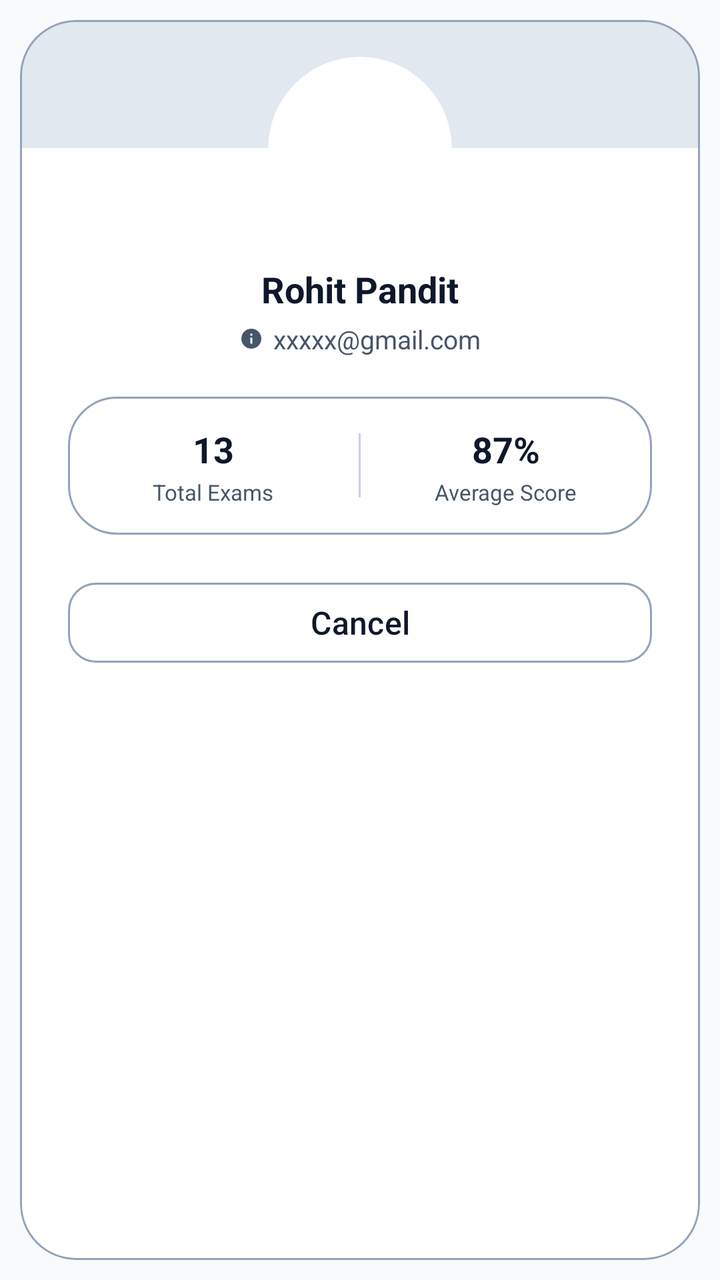
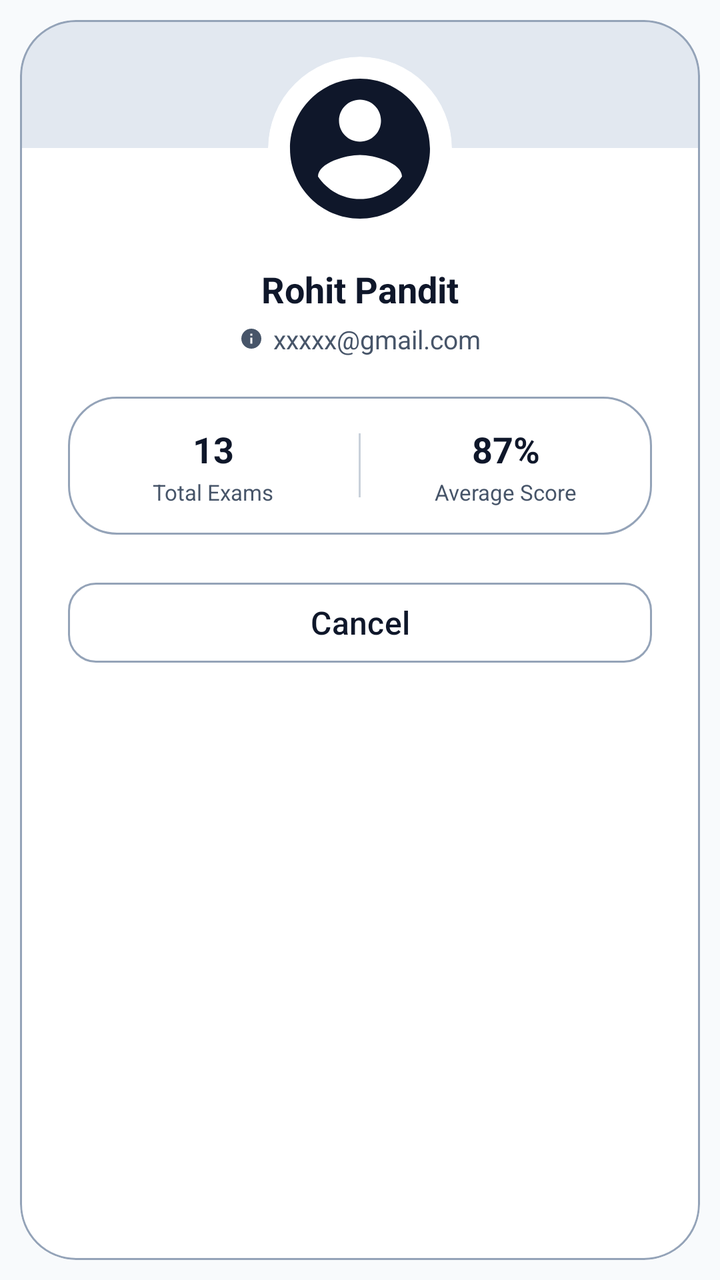

Two renders of the same Android screen: before a commit and after it. Below are the layout's source before the change and the commit's diff.
<!-- AndroidManifest.xml: application theme Theme.TestMaster -->
<!-- res/layout/popup_leadeboard_details.xml -->
<?xml version="1.0" encoding="utf-8"?>
<androidx.constraintlayout.widget.ConstraintLayout xmlns:android="http://schemas.android.com/apk/res/android"
    xmlns:app="http://schemas.android.com/apk/res-auto"
    android:layout_width="match_parent"
    android:layout_height="wrap_content"
    android:background="@android:color/transparent"
    android:padding="10dp">

    <com.google.android.material.card.MaterialCardView
        android:layout_width="match_parent"
        android:layout_height="match_parent"
        app:cardBackgroundColor="@color/surface"
        app:cardCornerRadius="28dp"
        app:cardElevation="0dp"
        app:layout_constraintBottom_toBottomOf="parent"
        app:layout_constraintEnd_toEndOf="parent"
        app:layout_constraintStart_toStartOf="parent"
        app:layout_constraintTop_toTopOf="parent"
        app:strokeColor="@color/outline"
        app:strokeWidth="1dp">

        <LinearLayout
            android:layout_width="match_parent"
            android:layout_height="wrap_content"
            android:orientation="vertical">

            
            <View
                android:layout_width="match_parent"
                android:layout_height="64dp"
                android:background="@color/surfaceVariant" />

            
            <FrameLayout
                android:layout_width="match_parent"
                android:layout_height="wrap_content"
                android:layout_marginTop="-46dp">

                <androidx.cardview.widget.CardView
                    android:layout_width="92dp"
                    android:layout_height="92dp"
                    android:layout_gravity="center_horizontal"
                    app:cardBackgroundColor="@color/surface"
                    app:cardCornerRadius="46dp"
                    app:cardElevation="0dp">

                    <androidx.cardview.widget.CardView
                        android:layout_width="match_parent"
                        android:layout_height="match_parent"
                        android:layout_margin="4dp"
                        android:background="@color/accent"
                        app:cardCornerRadius="42dp"
                        app:cardElevation="0dp">

                        <ImageView
                            android:id="@+id/iv_stu_img"
                            android:layout_width="match_parent"
                            android:layout_height="match_parent"
                            android:padding="20dp"
                            android:src="@drawable/baseline_person_24"
                            app:tint="@color/surface" />
                    </androidx.cardview.widget.CardView>
                </androidx.cardview.widget.CardView>
            </FrameLayout>

            <LinearLayout
                android:layout_width="match_parent"
                android:layout_height="wrap_content"
                android:layout_marginTop="12dp"
                android:gravity="center"
                android:orientation="vertical"
                android:paddingHorizontal="24dp">

                <TextView
                    android:id="@+id/tv_username"
                    android:layout_width="wrap_content"
                    android:layout_height="wrap_content"
                    android:text="Rohit Pandit"
                    android:textColor="@color/onSurface"
                    android:textSize="18sp"
                    android:textStyle="bold" />

                <LinearLayout
                    android:layout_width="wrap_content"
                    android:layout_height="wrap_content"
                    android:layout_marginTop="4dp"
                    android:gravity="center_vertical"
                    android:orientation="horizontal">

                    <ImageView
                        android:layout_width="12dp"
                        android:layout_height="12dp"
                        android:src="@drawable/baseline_info_24"
                        app:tint="@color/onSurfaceVariant" />

                    <TextView
                        android:id="@+id/tv_email"
                        android:layout_width="wrap_content"
                        android:layout_height="wrap_content"
                        android:layout_marginStart="5dp"
                        android:text="xxxxx@gmail.com"
                        android:textColor="@color/onSurfaceVariant"
                        android:textSize="13sp" />
                </LinearLayout>

                
                <LinearLayout
                    android:layout_width="match_parent"
                    android:layout_height="wrap_content"
                    android:layout_marginTop="20dp"
                    android:background="@drawable/bg_card_surface_variant"
                    android:gravity="center_vertical"
                    android:orientation="horizontal"
                    android:paddingVertical="14dp">

                    <LinearLayout
                        android:layout_width="0dp"
                        android:layout_height="wrap_content"
                        android:layout_weight="1"
                        android:gravity="center"
                        android:orientation="vertical">

                        <TextView
                            android:id="@+id/tv_total_exams"
                            android:layout_width="wrap_content"
                            android:layout_height="wrap_content"
                            android:text="13"
                            android:textColor="@color/onSurface"
                            android:textSize="18sp"
                            android:textStyle="bold" />

                        <TextView
                            android:layout_width="wrap_content"
                            android:layout_height="wrap_content"
                            android:layout_marginTop="2dp"
                            android:text="Total Exams"
                            android:textColor="@color/onSurfaceVariant"
                            android:textSize="11sp" />
                    </LinearLayout>

                    <View
                        android:layout_width="1dp"
                        android:layout_height="32dp"
                        android:alpha="0.5"
                        android:background="@color/outline" />

                    <LinearLayout
                        android:layout_width="0dp"
                        android:layout_height="wrap_content"
                        android:layout_weight="1"
                        android:gravity="center"
                        android:orientation="vertical">

                        <TextView
                            android:id="@+id/tv_average_score"
                            android:layout_width="wrap_content"
                            android:layout_height="wrap_content"
                            android:text="87%"
                            android:textColor="@color/onSurface"
                            android:textSize="18sp"
                            android:textStyle="bold" />

                        <TextView
                            android:layout_width="wrap_content"
                            android:layout_height="wrap_content"
                            android:layout_marginTop="2dp"
                            android:text="Average Score"
                            android:textColor="@color/onSurfaceVariant"
                            android:textSize="11sp" />
                    </LinearLayout>
                </LinearLayout>

                
                <TextView
                    android:id="@+id/total_examAnd_percentage"
                    android:layout_width="0dp"
                    android:layout_height="0dp"
                    android:visibility="gone" />

                <com.google.android.material.button.MaterialButton
                    android:id="@+id/cancel_button"
                    style="@style/Widget.Material3.Button.OutlinedButton"
                    android:layout_width="match_parent"
                    android:layout_height="48dp"
                    android:layout_marginTop="20dp"
                    android:layout_marginBottom="20dp"
                    android:text="Cancel"
                    android:textColor="@color/onSurface"
                    android:textSize="16sp"
                    app:cornerRadius="14dp"
                    app:strokeColor="@color/outline" />
            </LinearLayout>
        </LinearLayout>
    </com.google.android.material.card.MaterialCardView>

</androidx.constraintlayout.widget.ConstraintLayout>
<!-- resources referenced by this layout -->
<resources>
  <color name="accent">#334155</color>
  <color name="onSurface">#0F172A</color>
  <color name="onSurfaceVariant">#475569</color>
  <color name="outline">#94A3B8</color>
  <color name="surface">#FFFFFF</color>
  <color name="surfaceVariant">#E2E8F0</color>
  <!-- drawable baseline_info_24 (drawable) -->
  <vector android:height="24dp" android:tint="#000000"
      android:viewportHeight="24" android:viewportWidth="24"
      android:width="24dp" xmlns:android="http://schemas.android.com/apk/res/android">
      <path android:fillColor="@android:color/white" android:pathData="M12,2C6.48,2 2,6.48 2,12s4.48,10 10,10 10,-4.48 10,-10S17.52,2 12,2zM13,17h-2v-6h2v6zM13,9h-2L11,7h2v2z"/>
  </vector>
  <!-- drawable baseline_person_24 (drawable) -->
  <vector android:height="24dp" android:tint="#000000"
      android:viewportHeight="24" android:viewportWidth="24"
      android:width="24dp" xmlns:android="http://schemas.android.com/apk/res/android">
      <path android:fillColor="@android:color/white" android:pathData="M12,12c2.21,0 4,-1.79 4,-4s-1.79,-4 -4,-4 -4,1.79 -4,4 1.79,4 4,4zM12,14c-2.67,0 -8,1.34 -8,4v2h16v-2c0,-2.66 -5.33,-4 -8,-4z"/>
  </vector>
  <!-- drawable bg_card_surface_variant (drawable) -->
  <?xml version="1.0" encoding="utf-8"?>
  <shape xmlns:android="http://schemas.android.com/apk/res/android"
      android:shape="rectangle">
      <solid android:color="@color/surface" />
      <stroke
          android:width="1dp"
          android:color="@color/outline" />
      <corners android:radius="24dp" />
  </shape>
  <style name="Theme.TestMaster" parent="Base.Theme.TestMaster" />
  <style name="Base.Theme.TestMaster" parent="Theme.Material3.DayNight.NoActionBar">
          
          <item name="colorPrimary">@color/primary</item>
          <item name="colorOnPrimary">@color/onPrimary</item>
          <item name="colorPrimaryContainer">@color/primaryContainer</item>
          <item name="colorOnPrimaryContainer">@color/onPrimaryContainer</item>
  
          <item name="colorSecondary">@color/secondary</item>
          <item name="colorOnSecondary">@color/onSecondary</item>
          <item name="colorSecondaryContainer">@color/secondaryContainer</item>
          <item name="colorOnSecondaryContainer">@color/onSecondaryContainer</item>
  
          
          <item name="android:windowBackground">@color/background</item>
          <item name="colorSurface">@color/surface</item>
          <item name="colorOnSurface">@color/onSurface</item>
          <item name="colorSurfaceVariant">@color/surfaceVariant</item>
          <item name="colorOnSurfaceVariant">@color/onSurfaceVariant</item>
          <item name="colorOutline">@color/outline</item>
  
          
          <item name="colorError">@color/error</item>
          <item name="colorOnError">@color/onError</item>
          <item name="colorErrorContainer">@color/errorContainer</item>
          <item name="colorOnErrorContainer">@color/onErrorContainer</item>
  
          
          <item name="colorControlActivated">@color/accent</item>
  
          
          <item name="android:statusBarColor">@color/surface</item>
          <item name="android:windowLightStatusBar">true</item>
      </style>
  <color name="primary">#FFFFFF</color>
  <color name="onPrimary">#0F172A</color>
  <color name="primaryContainer">#F1F5F9</color>
  <color name="onPrimaryContainer">#0F172A</color>
  <color name="secondary">#64748B</color>
  <color name="onSecondary">#FFFFFF</color>
  <color name="secondaryContainer">#E2E8F0</color>
  <color name="onSecondaryContainer">#0F172A</color>
  <color name="background">#F8FAFC</color>
  <color name="error">#DC2626</color>
  <color name="onError">#FFFFFF</color>
  <color name="errorContainer">#FEE2E2</color>
  <color name="onErrorContainer">#7F1D1D</color>
</resources>

<!-- the commit's change to res/layout/popup_leadeboard_details.xml (unified diff, before → after) -->
@@ -56,9 +56,8 @@
                             android:id="@+id/iv_stu_img"
                             android:layout_width="match_parent"
                             android:layout_height="match_parent"
-                            android:padding="20dp"
-                            android:src="@drawable/baseline_person_24"
-                            app:tint="@color/surface" />
+                            android:src="@drawable/baseline_account_circle_24"
+                            app:tint="@color/onSurface" />
                     </androidx.cardview.widget.CardView>
                 </androidx.cardview.widget.CardView>
             </FrameLayout>
<!-- resource entries referenced after the edit -->
@@ -6,17 +6,17 @@
   <color name="outline">#94A3B8</color>
   <color name="surface">#FFFFFF</color>
   <color name="surfaceVariant">#E2E8F0</color>
+  <!-- drawable baseline_account_circle_24 (drawable) -->
+  <vector xmlns:android="http://schemas.android.com/apk/res/android" android:height="24dp" android:tint="#000000" android:viewportHeight="24" android:viewportWidth="24" android:width="24dp">
+        
+      <path android:fillColor="@android:color/white" android:pathData="M12,2C6.48,2 2,6.48 2,12s4.48,10 10,10 10,-4.48 10,-10S17.52,2 12,2zM12,5c1.66,0 3,1.34 3,3s-1.34,3 -3,3 -3,-1.34 -3,-3 1.34,-3 3,-3zM12,19.2c-2.5,0 -4.71,-1.28 -6,-3.22 0.03,-1.99 4,-3.08 6,-3.08 1.99,0 5.97,1.09 6,3.08 -1.29,1.94 -3.5,3.22 -6,3.22z"/>
+      
+  </vector>
   <!-- drawable baseline_info_24 (drawable) -->
   <vector android:height="24dp" android:tint="#000000"
       android:viewportHeight="24" android:viewportWidth="24"
       android:width="24dp" xmlns:android="http://schemas.android.com/apk/res/android">
       <path android:fillColor="@android:color/white" android:pathData="M12,2C6.48,2 2,6.48 2,12s4.48,10 10,10 10,-4.48 10,-10S17.52,2 12,2zM13,17h-2v-6h2v6zM13,9h-2L11,7h2v2z"/>
-  </vector>
-  <!-- drawable baseline_person_24 (drawable) -->
-  <vector android:height="24dp" android:tint="#000000"
-      android:viewportHeight="24" android:viewportWidth="24"
-      android:width="24dp" xmlns:android="http://schemas.android.com/apk/res/android">
-      <path android:fillColor="@android:color/white" android:pathData="M12,12c2.21,0 4,-1.79 4,-4s-1.79,-4 -4,-4 -4,1.79 -4,4 1.79,4 4,4zM12,14c-2.67,0 -8,1.34 -8,4v2h16v-2c0,-2.66 -5.33,-4 -8,-4z"/>
   </vector>
   <!-- drawable bg_card_surface_variant (drawable) -->
   <?xml version="1.0" encoding="utf-8"?>
